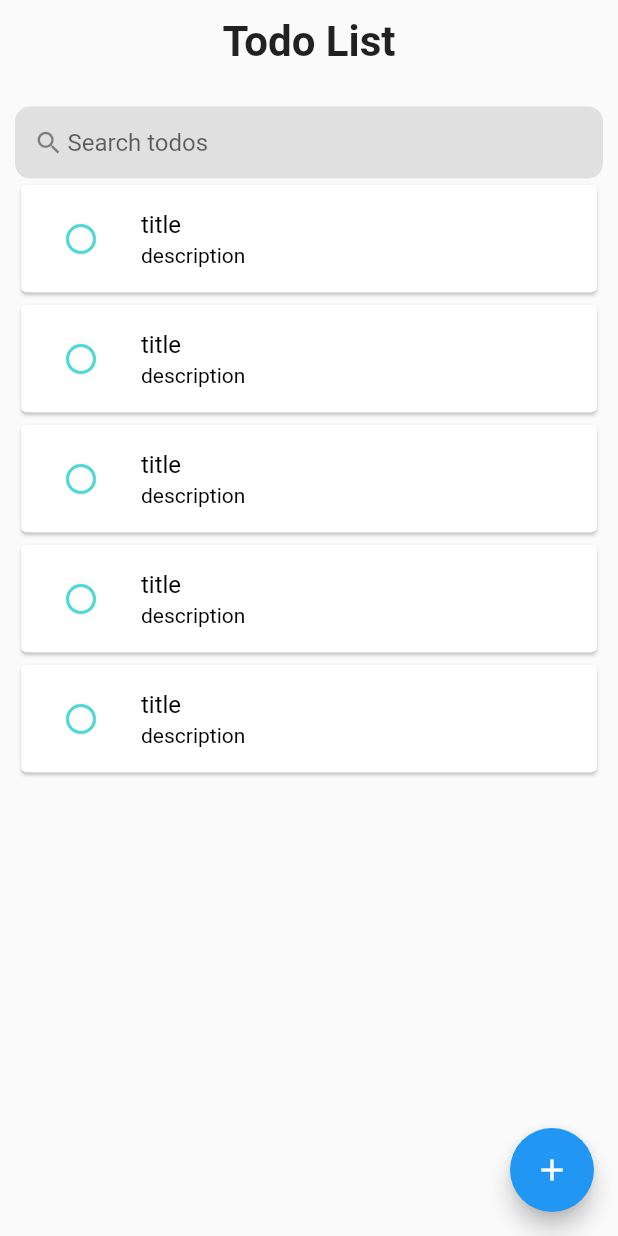
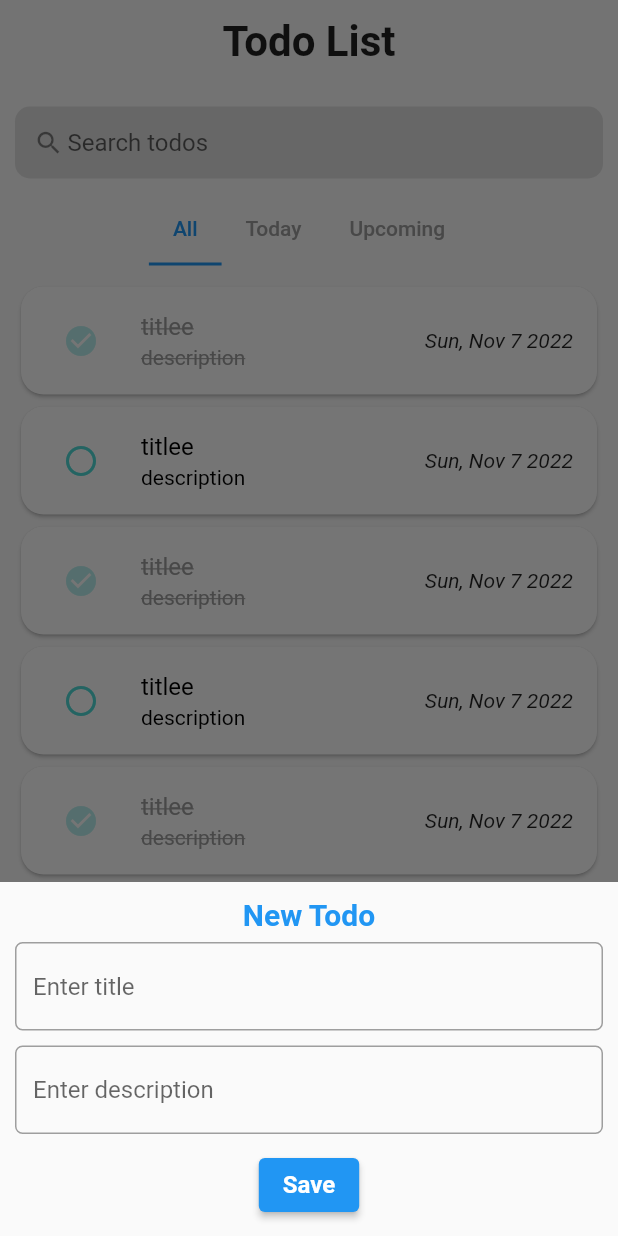
Before and after one commit to accsecond/to_do, a Flutter app: the screen it shows after launch, after a tap on the "add" icon, on a phone screen of 412 x 824 dp. Run offline on Flutter 3.47's test engine with Material 2 defaults, Android fonts, the phone set to English and light mode, and no system bars; drawn by our look-alikes of flutter_slidable; our stand-ins replace hive, hive_flutter; accounts and stored records are empty.

Commit message:
add new todo modal, DB services

```diff
--- a/lib/main.dart
+++ b/lib/main.dart
@@ -1,7 +1,6 @@
 // import 'dart:io';
 
 import 'package:flutter/material.dart';
-import 'package:flutter/services.dart';
 import 'package:hive_flutter/hive_flutter.dart';
 import 'package:path_provider/path_provider.dart';
 import 'package:to_do/models/todo.dart';
@@ -17,9 +16,11 @@ Future<void> main() async {
   // ..init((await getTemporaryDirectory()).path)
   // ..init((await getApplicationSupportDirectory()).path)
   await Hive.initFlutter();
-  Hive
-    // ..init((await getApplicationDocumentsDirectory()).path)
-    ..registerAdapter(TodoAdapter());
+  Hive.registerAdapter(TodoAdapter());
+
+  // Hive
+  // ..init((await getApplicationDocumentsDirectory()).path)
+  // ..registerAdapter(TodoAdapter());
   // var box = await Hive.openBox<Todo>('todos');
   // await Hive.openBox<Todo>("todos");
   await Hive.openBox<Todo>("test");
--- a/lib/models/todo.dart
+++ b/lib/models/todo.dart
@@ -1,5 +1,3 @@
-import 'dart:convert';
-
 import 'package:hive/hive.dart';
 
 part 'todo.g.dart';
@@ -7,7 +5,7 @@ part 'todo.g.dart';
 @HiveType(typeId: 0)
 class Todo {
   @HiveField(0)
-  String id;
+  String? id;
 
   @HiveField(1)
   String title;
@@ -22,7 +20,7 @@ class Todo {
   DateTime? dueTime;
 
   Todo({
-    required this.id,
+    this.id,
     required this.title,
     required this.description,
     required this.isCompleted,
@@ -31,5 +29,5 @@ class Todo {
 
   @override
   String toString() =>
-      "id:$id, title:$title, description:$description, complete:$isCompleted";
+      "{id:$id, title:$title, description:$description, complete:$isCompleted}";
 }
--- a/lib/screens/todo_list_screen.dart
+++ b/lib/screens/todo_list_screen.dart
@@ -1,8 +1,10 @@
 import 'package:flutter/material.dart';
 import 'package:hive/hive.dart';
 import 'package:to_do/screens/todo_screen.dart';
+import 'package:to_do/services/todo_db_service.dart';
 
 import '../models/todo.dart';
+import '../utils/utils.dart';
 import '../widgets/todo_card.dart';
 
 class TodoListScreen extends StatefulWidget {
@@ -13,6 +15,19 @@ class TodoListScreen extends StatefulWidget {
 }
 
 class _TodoListScreenState extends State<TodoListScreen> {
+  // late Box<Todo> box;
+  // late List<Todo> todos;
+  // var service = TodoService();
+
+  // @override
+  // void initState() async {
+  //   box = Hive.box<Todo>("test");
+  //   todos = await service.getTodos();
+  //   print(todos);
+  //   super.initState();
+  // }
+  int tabIndex = 0;
+
   @override
   void dispose() {
     Hive.close();
@@ -22,7 +37,15 @@ class _TodoListScreenState extends State<TodoListScreen> {
 
   @override
   Widget build(BuildContext context) {
-    return Scaffold(
+    return GestureDetector(
+      onTap: () {
+        // FocusManager.instance.primaryFocus?.unfocus();
+        FocusScopeNode currentFocus = FocusScope.of(context);
+        if (!currentFocus.hasPrimaryFocus) {
+          currentFocus.unfocus();
+        }
+      },
+      child: Scaffold(
         // extendBodyBehindAppBar: true,
         appBar: AppBar(
           centerTitle: true,
@@ -36,7 +59,7 @@ class _TodoListScreenState extends State<TodoListScreen> {
           ),
           backgroundColor: Colors.transparent,
           // elevation: 1,
-        elevation: 0,
+          elevation: 0.0,
         ),
         floatingActionButton: FloatingActionButton(
           onPressed: () {
@@ -46,6 +69,7 @@ class _TodoListScreenState extends State<TodoListScreen> {
             //     builder: (context) => const TodoScreen(),
             //   ),
             // );
+            showAddTodoForm(context);
           },
           child: const Icon(Icons.add),
         ),
@@ -55,6 +79,7 @@ class _TodoListScreenState extends State<TodoListScreen> {
             children: [
               Container(
                 padding: const EdgeInsets.symmetric(horizontal: 10),
+                margin: const EdgeInsets.only(bottom: 10),
                 decoration: BoxDecoration(
                   color: Colors.grey[300],
                   // color: Colors.white,
@@ -74,7 +99,35 @@ class _TodoListScreenState extends State<TodoListScreen> {
                     border: InputBorder.none,
                     hintText: "Search todos",
                   ),
+                  onChanged: (text) {},
                 ),
+              ),
+              DefaultTabController(
+                length: 3,
+                child: TabBar(
+                  onTap: (index) {
+                    setState(() {
+                      tabIndex = index;
+                    });
+                  },
+                  labelColor: Colors.blue,
+                  unselectedLabelColor: Colors.grey,
+                  isScrollable: true,
+                  tabs: const [
+                    Tab(
+                      text: "All",
+                    ),
+                    Tab(
+                      text: "Today",
+                    ),
+                    Tab(
+                      text: "Upcoming",
+                    ),
+                  ],
+                ),
+              ),
+              const SizedBox(
+                height: 10,
               ),
               Expanded(
                 child: ListView.builder(
@@ -83,9 +136,9 @@ class _TodoListScreenState extends State<TodoListScreen> {
                     return TodoCard(
                       todo: Todo(
                         id: "1",
-                      title: "title",
+                        title: "titlee",
                         description: "description",
-                      isCompleted: false,
+                        isCompleted: index % 2 == 0,
                       ),
                       onTap: (todo) {
                         // todo.isCompleted = !todo.isCompleted;
@@ -117,6 +170,7 @@ class _TodoListScreenState extends State<TodoListScreen> {
             ],
           ),
         ),
+      ),
     );
   }
 }
--- /dev/null
+++ b/lib/services/todo_db_service.dart
@@ -0,0 +1,56 @@
+import 'package:flutter/material.dart';
+import 'package:hive/hive.dart';
+import 'package:to_do/models/todo.dart';
+
+// class TodoDBService  {
+class TodoDBService extends ChangeNotifier {
+  // late Box<Todo> box;
+
+  // Future<void> init() async {
+  //   // Hive.registerAdapter(TodoAdapter());
+  //   // box = await Hive.openBox<Todo>("todos");
+  //   // box = Hive.box<Todo>("todos");
+  //   box = Hive.box<Todo>("test");
+  // }
+
+  ValueNotifier<List<Todo>> allTodosNotifier = ValueNotifier([]);
+  ValueNotifier<List<Todo>> todayTodosNotifier = ValueNotifier([]);
+  ValueNotifier<List<Todo>> upcomingTodosNotifier = ValueNotifier([]);
+
+  Future<List<Todo>> getTodos() async {
+    // final box = Hive.box<Todo>("todos");
+    final box = Hive.box<Todo>("test");
+    var todos = await Future.value(List<Todo>.from(box.values));
+    allTodosNotifier.notifyListeners();
+    todayTodosNotifier.notifyListeners();
+    upcomingTodosNotifier.notifyListeners();
+    return todos;
+  }
+
+  Future<void> addTodo(Todo todo) async {
+    // final box = Hive.box<Todo>("todos");
+    final box = Hive.box<Todo>("test");
+    // await box.put(todo.id, todo);
+    // await box.add(todo);
+    int id = await box.add(todo);
+    await box.put(id, todo);
+  }
+
+  Future<void> deleteTodo(Todo todo) async {
+    // final box = Hive.box<Todo>("todos");
+    final box = Hive.box<Todo>("test");
+    await box.delete(todo.id);
+  }
+
+  Future<void> deleteAllTodos() async {
+    // final box = Hive.box<Todo>("todos");
+    final box = Hive.box<Todo>("test");
+    await box.clear();
+  }
+
+  Future<void> updateTodo(Todo todo) async {
+    // final box = Hive.box<Todo>("todos");
+    final box = Hive.box<Todo>("test");
+    await box.put(todo.id, todo);
+  }
+}
--- a/lib/services/todo_service.dart
+++ /dev/null
@@ -1,34 +0,0 @@
-import 'package:hive/hive.dart';
-import 'package:to_do/models/todo.dart';
-
-class TodoService {
-  late Box<Todo> box;
-
-  Future<void> init() async {
-    Hive.registerAdapter(TodoAdapter());
-    box = await Hive.openBox<Todo>("todos");
-    // box = Hive.box<Todo>("todos");
-  }
-
-  Future<List<Todo>> getTodos() async {
-    var todos = await Future.value(List<Todo>.from(box.values));
-    return todos;
-  }
-
-  Future<void> addTodo(Todo todo) async {
-    await box.put(todo.id, todo);
-    // await box.add(todo);
-  }
-
-  Future<void> deleteTodo(Todo todo) async {
-    await box.delete(todo.id);
-  }
-
-  Future<void> deleteAllTodos() async {
-    await box.clear();
-  }
-
-  Future<void> updateTodo(Todo todo) async {
-    await box.put(todo.id, todo);
-  }
-}
--- /dev/null
+++ b/lib/utils/utils.dart
@@ -0,0 +1,279 @@
+import 'package:flutter/material.dart';
+import 'package:to_do/models/todo.dart';
+
+void sortTodosByDatetime(List<Todo> todos) {
+  todos.sort((a, b) => a.dueTime!.compareTo(b.dueTime!));
+}
+
+Future<bool?> showConfirmationDialog(BuildContext context, String action) {
+  return showDialog<bool>(
+    context: context,
+    builder: (BuildContext context) {
+      return AlertDialog(
+        title: Text('Do you want to $action this?'),
+        actions: [
+          TextButton(
+              onPressed: () {
+                Navigator.pop(context, true);
+              },
+              child: const Text('Yes')),
+          TextButton(
+              onPressed: () {
+                Navigator.pop(context, false);
+              },
+              child: const Text('No'))
+        ],
+      );
+    },
+  );
+}
+
+showAddTodoForm(BuildContext context) {
+  final titleController = TextEditingController();
+  final descriptionController = TextEditingController();
+  final formKey = GlobalKey<FormState>();
+
+  return showModalBottomSheet(
+      context: context,
+      isScrollControlled: true,
+      builder: (builderContext) {
+        return StatefulBuilder(builder: (context, setState) {
+          return Padding(
+            padding: EdgeInsets.fromLTRB(
+              10,
+              10,
+              10,
+              MediaQuery.of(context).viewInsets.bottom,
+              // 10,
+            ),
+            child: Column(
+              mainAxisAlignment: MainAxisAlignment.center,
+              mainAxisSize: MainAxisSize.min,
+              children: [
+                const SizedBox(
+                  height: 30,
+                  child: Text(
+                    "New Todo",
+                    style: TextStyle(
+                      fontSize: 20,
+                      color: Colors.blue,
+                      fontWeight: FontWeight.bold,
+                    ),
+                  ),
+                ),
+                Form(
+                  key: formKey,
+                  child: Column(
+                    children: [
+                      TextFormField(
+                        controller: titleController,
+                        validator: (value) {
+                          // value!.trim().isEmpty
+                          return value!.isEmpty ? "Title is required" : null;
+                        },
+                        onFieldSubmitted: (_) {
+                          formKey.currentState!.validate();
+                        },
+                        decoration: InputDecoration(
+                          hintText: "Enter title",
+                          enabledBorder: OutlineInputBorder(
+                            borderSide: const BorderSide(
+                              color: Colors.grey,
+                            ),
+                            borderRadius: BorderRadius.circular(5.0),
+                          ),
+                          focusedBorder: OutlineInputBorder(
+                            borderSide: const BorderSide(
+                              width: 2,
+                              color: Colors.blueAccent,
+                            ),
+                            borderRadius: BorderRadius.circular(5.0),
+                          ),
+                          errorBorder: OutlineInputBorder(
+                            borderSide: const BorderSide(
+                              width: 2,
+                              color: Colors.red,
+                            ),
+                            borderRadius: BorderRadius.circular(5.0),
+                          ),
+                          focusedErrorBorder: OutlineInputBorder(
+                            borderSide: const BorderSide(
+                              width: 2,
+                              color: Colors.red,
+                            ),
+                            borderRadius: BorderRadius.circular(5.0),
+                          ),
+                        ),
+                      ),
+                      const SizedBox(
+                        height: 10,
+                      ),
+                      TextFormField(
+                        controller: descriptionController,
+                        validator: (value) {
+                          // value!.trim().isEmpty
+                          return value!.isEmpty
+                              ? "Description is required"
+                              : null;
+                        },
+                        onFieldSubmitted: (_) {
+                          formKey.currentState!.validate();
+                        },
+                        decoration: InputDecoration(
+                          hintText: "Enter description",
+                          enabledBorder: OutlineInputBorder(
+                            borderSide: const BorderSide(
+                              color: Colors.grey,
+                            ),
+                            borderRadius: BorderRadius.circular(5.0),
+                          ),
+                          focusedBorder: OutlineInputBorder(
+                            borderSide: const BorderSide(
+                              width: 2,
+                              color: Colors.blueAccent,
+                            ),
+                            borderRadius: BorderRadius.circular(5.0),
+                          ),
+                          errorBorder: OutlineInputBorder(
+                            borderSide: const BorderSide(
+                              width: 2,
+                              color: Colors.red,
+                            ),
+                            borderRadius: BorderRadius.circular(5.0),
+                          ),
+                          focusedErrorBorder: OutlineInputBorder(
+                            borderSide: const BorderSide(
+                              width: 2,
+                              color: Colors.red,
+                            ),
+                            borderRadius: BorderRadius.circular(5.0),
+                          ),
+                        ),
+                      ),
+                      const SizedBox(
+                        height: 10,
+                      ),
+                      ElevatedButton(
+                        onPressed: () {
+                          if (formKey.currentState!.validate()) {
+                            // var task = Todo(
+                            // date: selectedDate,
+                            // title: _controller.text,
+                            // category: selectedCategory ?? "Do Soon",
+                            // );
+                            // var todo = Todo(title: title, description: description, isCompleted: isCompleted,);
+                            var todo = Todo(
+                              title: titleController.text,
+                              description: descriptionController.text,
+                              isCompleted: false,
+                            );
+
+                            print(todo);
+
+                            // addTask(task);
+                            Navigator.pop(builderContext);
+                          }
+                        },
+                        child: const Text(
+                          "Save",
+                          style: TextStyle(
+                            // color: Colors.blue,
+                            fontSize: 16,
+                            fontWeight: FontWeight.bold,
+                          ),
+                        ),
+                      ),
+                    ],
+                  ),
+                ),
+                const SizedBox(height: 10),
+                // Row(
+                //   children: [
+                //     Expanded(
+                //         child: GestureDetector(
+                //       child: Container(
+                //         height: 50,
+                //         margin: const EdgeInsets.all(10),
+                //         decoration: BoxDecoration(
+                //           color: Colors.blue,
+                //           borderRadius:
+                //               const BorderRadius.all(Radius.circular(10)),
+                //           boxShadow: [
+                //             BoxShadow(
+                //               blurRadius: 2,
+                //               color: Colors.grey.shade500,
+                //             )
+                //           ],
+                //         ),
+                //         child: Row(
+                //           mainAxisAlignment: MainAxisAlignment.spaceEvenly,
+                //           children: [
+                //             Text(
+                //               DateFormat('dd-MM-yyyy').format(selectedDate),
+                //               style: const TextStyle(
+                //                 color: backgroundColor,
+                //                 fontSize: 16,
+                //               ),
+                //             ),
+                //             const Icon(
+                //               Icons.calendar_month_outlined,
+                //               color: backgroundColor,
+                //               size: 30,
+                //             ),
+                //           ],
+                //         ),
+                //       ),
+                //       onTap: () async {
+                //         DateTime? newDate = await showDatePicker(
+                //           context: context,
+                //           initialDate: DateTime.now(),
+                //           firstDate: DateTime.now(),
+                //           lastDate: DateTime(2100),
+                //         );
+                //         if (newDate == null) {
+                //           return;
+                //         } else {
+                //           setState(() {
+                //             selectedDate = newDate;
+                //           });
+                //         }
+                //       },
+                //     )),
+                //   ],
+                // ),
+                // const SizedBox(height: 30),
+
+                // ElevatedButton(
+                //   onPressed: () {
+                //     if (formKey.currentState!.validate()) {
+                //       // var task = Todo(
+                //       // date: selectedDate,
+                //       // title: _controller.text,
+                //       // category: selectedCategory ?? "Do Soon",
+                //       // );
+                //       // var todo = Todo(title: title, description: description, isCompleted: isCompleted,);
+                //       var todo = Todo(
+                //         title: titleController.text,
+                //         description: descriptionController.text,
+                //         isCompleted: false,
+                //       );
+
+                //       // addTask(task);
+                //       Navigator.pop(builderContext);
+                //     }
+                //   },
+                //   child: const Text(
+                //     "Save",
+                //     style: TextStyle(
+                //       // color: Colors.blue,
+                //       fontSize: 16,
+                //       fontWeight: FontWeight.bold,
+                //     ),
+                //   ),
+                // ),
+              ],
+            ),
+          );
+        });
+      });
+}
--- a/lib/widgets/todo_card.dart
+++ b/lib/widgets/todo_card.dart
@@ -2,6 +2,7 @@ import 'package:flutter/material.dart';
 import 'package:flutter_slidable/flutter_slidable.dart';
 
 import '../models/todo.dart';
+import '../utils/utils.dart';
 
 class TodoCard extends StatelessWidget {
   final Todo _todo;
@@ -23,6 +24,10 @@ class TodoCard extends StatelessWidget {
     const notCompletedIconColor = Color(0xFF4ED9D6);
     final completedIconColor = notCompletedIconColor.withAlpha(100);
     return Card(
+      // elevation: 2,
+      shape: RoundedRectangleBorder(
+        borderRadius: BorderRadius.circular(15.0),
+      ),
       child: Slidable(
         key: const ValueKey(0),
         endActionPane: ActionPane(
@@ -33,14 +38,21 @@ class TodoCard extends StatelessWidget {
             },
             closeOnCancel: true,
             confirmDismiss: () async {
-              return await _showConfirmationDialog(context, "delete") ?? false;
+              // var isConfirmed = await _showConfirmationDialog(context, "delete") ?? false;
+              var isConfirmed =
+                  await showConfirmationDialog(context, "delete") ?? false;
+              return isConfirmed;
             },
           ),
           children: [
             SlidableAction(
               flex: 1,
               onPressed: (context) async {
-                if (await _showConfirmationDialog(context, "delete") == true) {
+                // bool isConfirmed = await _showConfirmationDialog(context, "delete") ?? false;
+                bool isConfirmed =
+                    await showConfirmationDialog(context, "delete") ?? false;
+                print(isConfirmed);
+                if (isConfirmed == true) {
                   onDelete(_todo);
                 }
               },
@@ -48,20 +60,22 @@ class TodoCard extends StatelessWidget {
               foregroundColor: Colors.white,
               icon: Icons.delete,
               label: "Delete",
+              // borderRadius: ,
             ),
-            SlidableAction(
-              flex: 1,
-              onPressed: (context) async {},
-              backgroundColor: const Color(0xFF7BC043),
-              foregroundColor: Colors.white,
-              icon: Icons.archive,
-              label: "Archive",
-            )
+            // SlidableAction(
+            //   flex: 1,
+            //   onPressed: (context) async {},
+            //   backgroundColor: const Color(0xFF7BC043),
+            //   foregroundColor: Colors.white,
+            //   icon: Icons.archive,
+            //   label: "Archive",
+            // )
           ],
         ),
         child: Padding(
           padding: const EdgeInsets.all(0.0),
           child: ListTile(
+            // tileColor: Colors.amber,
             title: Text(
               _todo.title,
               maxLines: 1,
@@ -98,6 +112,12 @@ class TodoCard extends StatelessWidget {
                 onTap(_todo);
               },
             ),
+            trailing: const Text(
+              "Sun, Nov 7 2022",
+              style: TextStyle(
+                fontStyle: FontStyle.italic,
+              ),
+            ),
             onTap: () {
               onEdit(_todo);
             },
@@ -107,27 +127,26 @@ class TodoCard extends StatelessWidget {
     );
   }
 
-  Future<bool?> _showConfirmationDialog(
-      BuildContext context, String action) async {
-    return await showDialog<bool>(
-      context: context,
-      builder: (BuildContext context) {
-        return AlertDialog(
-          title: Text('Do you want to $action this item?'),
-          actions: [
-            TextButton(
-                onPressed: () {
-                  Navigator.pop(context, true);
-                },
-                child: const Text('Yes')),
-            TextButton(
-                onPressed: () {
-                  Navigator.pop(context, false);
-                },
-                child: const Text('No'))
-          ],
-        );
-      },
-    );
-  }
+  // Future<bool?> _showConfirmationDialog(BuildContext context, String action) {
+  //   return showDialog<bool>(
+  //     context: context,
+  //     builder: (BuildContext context) {
+  //       return AlertDialog(
+  //         title: Text('Do you want to $action this?'),
+  //         actions: [
+  //           TextButton(
+  //               onPressed: () {
+  //                 Navigator.pop(context, true);
+  //               },
+  //               child: const Text('Yes')),
+  //           TextButton(
+  //               onPressed: () {
+  //                 Navigator.pop(context, false);
+  //               },
+  //               child: const Text('No'))
+  //         ],
+  //       );
+  //     },
+  //   );
+  // }
 }
```
Also changed, not shown: lib/models/todo.g.dart. Lines whose indentation alone changed are shown as unchanged.
